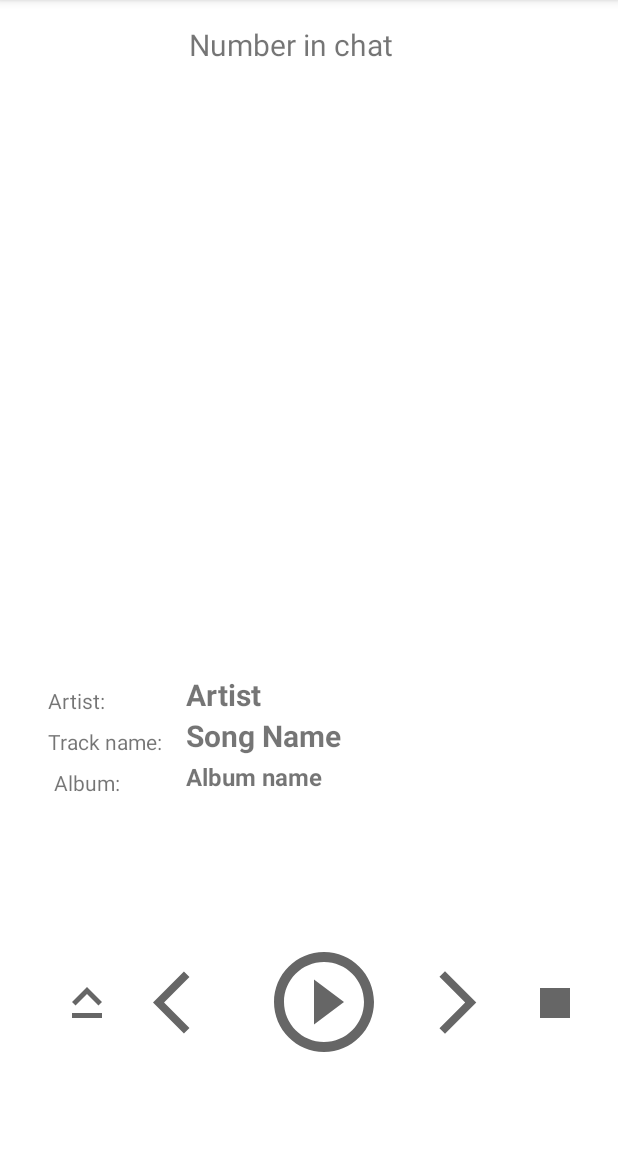
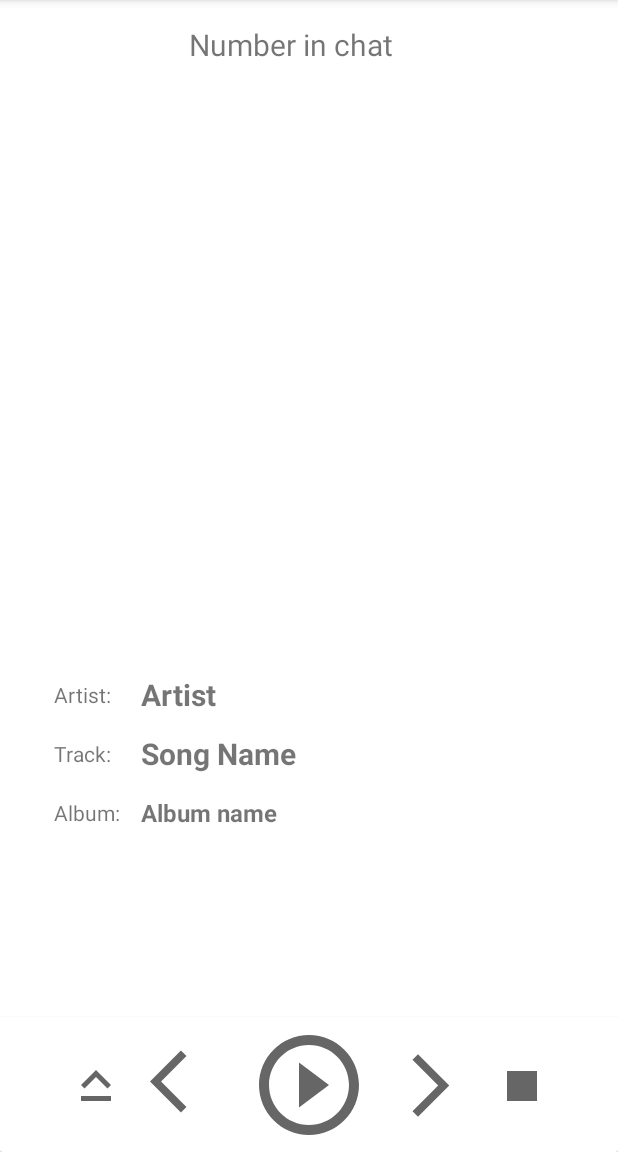
Before and after one commit to chaplianski/StreamPlayer, an Android app: the SongItemFragment screen opened through its navigation route, on a phone screen of 412 x 824 dp, the part 84-1236 px from its top. Run offline under Robolectric (Android 15) with nearby library versions, the phone set to English and light mode, and no system bars; our stand-ins replace Room's generated code; libraries missing offline, so code that uses them is left out: com.google.android.exoplayer2; pictures from the network do not load; 2 statements that could not run were skipped.

Commit message:
add Variant 7

```diff
--- a/app/src/main/java/com/example/streamplayer/UI/SongItemFragment.kt
+++ b/app/src/main/java/com/example/streamplayer/UI/SongItemFragment.kt
@@ -66,32 +66,6 @@ class SongItemFragment : Fragment() {
             }
 
         })
-//**************** Это я пробовал через наблюдение запотоком из репозитория   ***************
-      //  var track: Tracks? = null
-
- /*       viewLifecycleOwner.lifecycleScope.launch {
-            repeatOnLifecycle(Lifecycle.State.STARTED){
-                    repository?.getCurrent()?.collect{ track ->
-                            track?.let { it1 -> fetchItemView(it1) }
-                            Log.d("MyLog", "track in songItemFragment: $track")
-                    }
-
-
-            }
-        }
-*/
- /*       viewLifecycleOwner.lifecycleScope.launch {
-        repository?.getCurrent()
-            ?.flowWithLifecycle(lifecycle, Lifecycle.State.STARTED)
-            ?.collect(){ track ->
-                track?.let { it1 -> fetchItemView(it1)
-                }
-                Log.d("MyLog", "track in songItemFragment: $track")
-            }
-    }
-*/
-
-
 
         var statusButtom = "play"
         var callback = object : MediaControllerCompat.Callback() {
--- a/app/src/main/java/com/example/streamplayer/audioservice/MusicRepository.kt
+++ b/app/src/main/java/com/example/streamplayer/audioservice/MusicRepository.kt
@@ -120,6 +120,13 @@ class MusicRepository(val context: Context) {
     }
 
     val positionFlow: MutableStateFlow<Tracks?> = MutableStateFlow(null)
+
+    suspend fun updateTrack (){
+        CoroutineScope(Dispatchers.IO).launch {
+            getCurrent()
+        }
+    }
+
     suspend fun getCurrent() {
         val tracks = TrackDatabase.getDatabase(context).TrackDao().getTrackWithChatNumber(currentItemIndex)
         Log.d("MyLog", "tracks in Repository: $tracks")
--- a/app/src/main/java/com/example/streamplayer/audioservice/PlayerService.kt
+++ b/app/src/main/java/com/example/streamplayer/audioservice/PlayerService.kt
@@ -130,6 +130,11 @@ class PlayerService() : Service() {
             CacheDataSource.FLAG_BLOCK_ON_CACHE or CacheDataSource.FLAG_IGNORE_CACHE_ON_ERROR
         )
         extractorsFactory = DefaultExtractorsFactory()
+        CoroutineScope(Dispatchers.IO).launch {
+            musicRepository?.positionFlow?.collect {
+                updateTrack(it)
+            }
+        }
     }
     // **********************************************
 
@@ -147,8 +152,8 @@ class PlayerService() : Service() {
 
     private val mediaSessionCallback: MediaSessionCompat.Callback =
         object : MediaSessionCompat.Callback() {
-            private var currentUri: Uri? = null
-            var currentState = PlaybackStateCompat.STATE_STOPPED
+
+
 
 
 
@@ -159,15 +164,9 @@ class PlayerService() : Service() {
                 if (!exoPlayer!!.playWhenReady) {
                     startService(Intent(applicationContext, PlayerService::class.java))
                     if (musicRepository != null) {
-                        CoroutineScope(Dispatchers.IO).launch {
-                            val track = getTrack()
-                            if (track != null) {
-                                updateMetadataFromTrack(track)
-                                prepareToPlay(Uri.parse(track?.previewURL))
-                                Log.d("MyLog", "Track in servise: $track")
-                        }
 
-                        }
+
+
                     }
 
                 }
@@ -255,13 +254,7 @@ class PlayerService() : Service() {
             override fun onSkipToNext() {
                 if (musicRepository != null) {
                     CoroutineScope(Dispatchers.IO).launch {
-                        val track = getTrack()
-                        if (track != null) {
-                            updateMetadataFromTrack(track)
-                        }
-                        refreshNotificationAndForegroundStatus(currentState)
-                        prepareToPlay(Uri.parse(track?.previewURL))
-
+                        musicRepository.getNext()
 
                     }
 
@@ -283,12 +276,9 @@ class PlayerService() : Service() {
 
                 if (musicRepository != null) {
                     CoroutineScope(Dispatchers.IO).launch {
-                        val track = getTrack()
-                        if (track != null) {
-                            updateMetadataFromTrack(track)
-                        }
-                        refreshNotificationAndForegroundStatus(currentState)
-                        prepareToPlay(Uri.parse(track?.previewURL))
+                        musicRepository.getPrevious()
+
+
                     }
 
                 }
@@ -298,26 +288,12 @@ class PlayerService() : Service() {
                 //                   updateMetadataFromTrack(track)
                 //                   refreshNotificationAndForegroundStatus(currentState)
 
-                    //                       prepareToPlay(Uri.parse(track.previewURL))
+                //                       prepareToPlay(Uri.parse(track.previewURL))
 
             }
 
 
-            private fun prepareToPlay(uri: Uri) {
-                if (uri != currentUri) {
-                    currentUri = uri
-                    val mediaSource =
-                        dataSourceFactory?.let {
-                            ProgressiveMediaSource.Factory(it)
-                                .createMediaSource(currentUri!!)
-                        }
-                    if (mediaSource != null) {
-                        CoroutineScope(Dispatchers.Main).launch {
-                            exoPlayer!!.prepare(mediaSource)
-                        }
-                    }
-                }
-            }
+
         }
 
     private fun updateMetadataFromTrack(track: Tracks) {
@@ -509,6 +485,35 @@ class PlayerService() : Service() {
         return track
 
     }
+    var currentState = PlaybackStateCompat.STATE_STOPPED
+    fun updateTrack (track: Tracks?){
+        track?.let {
+            updateMetadataFromTrack(it)
+            refreshNotificationAndForegroundStatus(currentState)
+            prepareToPlay(Uri.parse(track?.previewURL))
+        }
+        if (track != null) {
+            updateMetadataFromTrack(track)
+        }
+
+    }
+    private var currentUri: Uri? = null
+    private fun prepareToPlay(uri: Uri) {
+
+        if (uri != currentUri) {
+            currentUri = uri
+            val mediaSource =
+                dataSourceFactory?.let {
+                    ProgressiveMediaSource.Factory(it)
+                        .createMediaSource(currentUri!!)
+                }
+            if (mediaSource != null) {
+                CoroutineScope(Dispatchers.Main).launch {
+                    exoPlayer!!.prepare(mediaSource)
+                }
+            }
+        }
+    }
 }
 
 
--- a/app/src/main/java/com/example/streamplayer/viewmodel/SongItemViewModel.kt
+++ b/app/src/main/java/com/example/streamplayer/viewmodel/SongItemViewModel.kt
@@ -21,6 +21,7 @@ class SongItemViewModel(application: Application): AndroidViewModel(application)
              init {
                           viewModelScope.launch {
                          repository?.positionFlow?.collectLatest { track ->
+                             if (track == null) repository.updateTrack()
                              trackLiveData.postValue(track)
                              Log.d("MyLog", "sViewModel track: $track")
                          }
--- a/app/src/main/res/layout-land/fragment_song_item.xml
+++ b/app/src/main/res/layout-land/fragment_song_item.xml
@@ -10,31 +10,35 @@
     <ImageView
         android:id="@+id/imageView"
         android:layout_width="350dp"
-        android:layout_height="382dp"
-        android:layout_marginTop="4dp"
+        android:layout_height="0dp"
+        android:layout_marginStart="8dp"
+        android:layout_marginTop="8dp"
+        android:layout_marginBottom="8dp"
+        app:layout_constraintBottom_toBottomOf="parent"
         app:layout_constraintEnd_toEndOf="parent"
-        app:layout_constraintHorizontal_bias="0.041"
+        app:layout_constraintHorizontal_bias="0.0"
         app:layout_constraintStart_toStartOf="parent"
         app:layout_constraintTop_toTopOf="parent"
+        app:layout_constraintVertical_bias="0.0"
         tools:src="@tools:sample/avatars" />
 
     <TextView
         android:id="@+id/tv_artist_name"
-        android:layout_width="wrap_content"
+        android:layout_width="260dp"
         android:layout_height="wrap_content"
         android:text="Artist"
         android:textSize="20sp"
         android:textStyle="bold"
         app:layout_constraintBottom_toBottomOf="@+id/textView3"
         app:layout_constraintEnd_toEndOf="parent"
-        app:layout_constraintHorizontal_bias="0.294"
+        app:layout_constraintHorizontal_bias="0.4"
         app:layout_constraintStart_toEndOf="@+id/textView3"
         app:layout_constraintTop_toBottomOf="@+id/tv_chat_number"
         app:layout_constraintVertical_bias="1.0" />
 
     <TextView
         android:id="@+id/tv_album_name"
-        android:layout_width="wrap_content"
+        android:layout_width="260dp"
         android:layout_height="wrap_content"
         android:layout_marginTop="32dp"
         android:text="Album name"
@@ -49,7 +53,7 @@
 
     <TextView
         android:id="@+id/tv_song_name"
-        android:layout_width="wrap_content"
+        android:layout_width="260dp"
         android:layout_height="wrap_content"
         android:layout_marginTop="16dp"
         android:text="Song Name"
@@ -62,25 +66,23 @@
         app:layout_constraintTop_toBottomOf="@+id/tv_artist_name"
         app:layout_constraintVertical_bias="1.0" />
 
-    <ImageView
-        android:id="@+id/bt_play_pause"
-        android:layout_width="80dp"
-        android:layout_height="80dp"
-        android:layout_marginBottom="28dp"
-        android:clickable="true"
-        android:src="@drawable/baseline_play_24"
+
+    <androidx.cardview.widget.CardView
+        android:id="@+id/cardView"
+        android:layout_width="350dp"
+        android:layout_height="90dp"
         app:layout_constraintBottom_toBottomOf="parent"
-        app:layout_constraintEnd_toEndOf="parent"
-        app:layout_constraintHorizontal_bias="0.786"
-        app:layout_constraintStart_toStartOf="parent"
-        app:layout_constraintTop_toBottomOf="@+id/tv_album_name"
-        app:layout_constraintVertical_bias="0.594" />
+        app:layout_constraintEnd_toEndOf="parent">
+
+        <androidx.constraintlayout.widget.ConstraintLayout
+            android:layout_width="350dp"
+            android:layout_height="90dp">
 
             <ImageView
                 android:id="@+id/bt_next"
                 android:layout_width="50dp"
                 android:layout_height="50dp"
-        android:layout_marginStart="24dp"
+                android:layout_marginStart="16dp"
                 android:clickable="true"
                 android:src="@drawable/baseline_arrow_forward_ios_24"
                 app:layout_constraintBottom_toBottomOf="@+id/bt_play_pause"
@@ -91,32 +93,49 @@
                 android:id="@+id/bt_back"
                 android:layout_width="50dp"
                 android:layout_height="50dp"
-        android:layout_marginEnd="24dp"
+                android:layout_marginEnd="16dp"
                 android:clickable="true"
                 android:src="@drawable/baseline_arrow_back_ios_24"
                 app:layout_constraintBottom_toBottomOf="@+id/bt_play_pause"
                 app:layout_constraintEnd_toStartOf="@+id/bt_play_pause"
-        app:layout_constraintTop_toTopOf="@+id/bt_play_pause" />
+                app:layout_constraintTop_toTopOf="parent" />
 
             <ImageView
                 android:id="@+id/bt_to_hight_level"
                 android:layout_width="40dp"
                 android:layout_height="40dp"
-        android:layout_marginEnd="24dp"
+                android:layout_marginEnd="16dp"
                 android:src="@drawable/baseline_keyboard_capslock_24"
                 app:layout_constraintBottom_toBottomOf="@+id/bt_back"
                 app:layout_constraintEnd_toStartOf="@+id/bt_back"
-        app:layout_constraintTop_toTopOf="@+id/bt_back" />
+                app:layout_constraintTop_toTopOf="@+id/bt_back"
+                app:layout_constraintVertical_bias="0.8" />
+
+            <ImageView
+                android:id="@+id/bt_play_pause"
+                android:layout_width="80dp"
+                android:layout_height="80dp"
+                android:clickable="true"
+                android:src="@drawable/baseline_play_24"
+                app:layout_constraintBottom_toBottomOf="parent"
+                app:layout_constraintEnd_toEndOf="parent"
+                app:layout_constraintHorizontal_bias="0.5"
+                app:layout_constraintStart_toStartOf="parent"
+                app:layout_constraintTop_toTopOf="parent" />
 
             <ImageView
                 android:id="@+id/bt_stop"
                 android:layout_width="40dp"
                 android:layout_height="40dp"
-        android:layout_marginStart="20dp"
+                android:layout_marginStart="16dp"
                 android:src="@drawable/baseline_stop_24"
                 app:layout_constraintBottom_toBottomOf="@+id/bt_next"
+                app:layout_constraintEnd_toEndOf="parent"
+                app:layout_constraintHorizontal_bias="0.0"
                 app:layout_constraintStart_toEndOf="@+id/bt_next"
                 app:layout_constraintTop_toTopOf="@+id/bt_next" />
+        </androidx.constraintlayout.widget.ConstraintLayout>
+    </androidx.cardview.widget.CardView>
 
     <TextView
         android:id="@+id/tv_chat_number"
@@ -126,7 +145,7 @@
         android:text="Number in chat"
         android:textSize="20sp"
         app:layout_constraintEnd_toEndOf="parent"
-        app:layout_constraintHorizontal_bias="0.823"
+        app:layout_constraintHorizontal_bias="0.831"
         app:layout_constraintStart_toStartOf="parent"
         app:layout_constraintTop_toTopOf="parent" />
 
@@ -134,7 +153,7 @@
         android:id="@+id/textView3"
         android:layout_width="wrap_content"
         android:layout_height="wrap_content"
-        android:layout_marginStart="404dp"
+        android:layout_marginStart="388dp"
         android:layout_marginTop="32dp"
         android:text="Artist:"
         app:layout_constraintStart_toStartOf="parent"
@@ -144,8 +163,8 @@
         android:id="@+id/textView4"
         android:layout_width="wrap_content"
         android:layout_height="wrap_content"
-        android:layout_marginTop="40dp"
-        android:text="Track name:"
+        android:layout_marginTop="32dp"
+        android:text="Track:"
         app:layout_constraintStart_toStartOf="@+id/textView3"
         app:layout_constraintTop_toBottomOf="@+id/textView3" />
 
@@ -158,25 +177,6 @@
         app:layout_constraintStart_toStartOf="@+id/textView4"
         app:layout_constraintTop_toBottomOf="@+id/textView4" />
 
-    <androidx.constraintlayout.widget.Guideline
-        android:id="@+id/guideline2"
-        android:layout_width="wrap_content"
-        android:layout_height="wrap_content"
-        android:orientation="horizontal"
-        app:layout_constraintGuide_begin="20dp" />
 
-    <androidx.constraintlayout.widget.Barrier
-        android:id="@+id/barrier2"
-        android:layout_width="wrap_content"
-        android:layout_height="wrap_content"
-        app:barrierDirection="top"
-        tools:layout_editor_absoluteY="583dp" />
-
-    <androidx.constraintlayout.widget.Barrier
-        android:id="@+id/barrier3"
-        android:layout_width="wrap_content"
-        android:layout_height="wrap_content"
-        app:barrierDirection="top"
-        tools:layout_editor_absoluteY="583dp" />
 
 </androidx.constraintlayout.widget.ConstraintLayout>
--- a/app/src/main/res/layout/fragment_song_item.xml
+++ b/app/src/main/res/layout/fragment_song_item.xml
@@ -20,95 +20,46 @@
 
     <TextView
         android:id="@+id/tv_artist_name"
-        android:layout_width="wrap_content"
+        android:layout_width="260dp"
         android:layout_height="wrap_content"
+        android:layout_marginTop="-4dp"
+        android:layout_marginBottom="16dp"
         android:text="Artist"
         android:textSize="20sp"
         android:textStyle="bold"
-        app:layout_constraintBottom_toBottomOf="@+id/textView3"
+        app:layout_constraintBottom_toTopOf="@+id/tv_song_name"
         app:layout_constraintEnd_toEndOf="parent"
         app:layout_constraintHorizontal_bias="0.0"
-        app:layout_constraintStart_toStartOf="@+id/tv_song_name" />
+        app:layout_constraintStart_toStartOf="@+id/tv_song_name"
+        app:layout_constraintTop_toTopOf="@+id/textView3"
+        app:layout_constraintVertical_bias="0.0" />
 
     <TextView
         android:id="@+id/tv_album_name"
-        android:layout_width="wrap_content"
+        android:layout_width="260dp"
         android:layout_height="wrap_content"
+        android:layout_marginTop="-1dp"
+        android:layout_marginEnd="8dp"
         android:text="Album name"
         android:textSize="16sp"
         android:textStyle="bold"
-        app:layout_constraintBottom_toBottomOf="@+id/textView5"
         app:layout_constraintEnd_toEndOf="parent"
         app:layout_constraintHorizontal_bias="0.0"
         app:layout_constraintStart_toStartOf="@+id/tv_song_name"
-        app:layout_constraintTop_toBottomOf="@+id/tv_song_name" />
+        app:layout_constraintTop_toTopOf="@+id/textView5" />
 
     <TextView
         android:id="@+id/tv_song_name"
-        android:layout_width="wrap_content"
+        android:layout_width="260dp"
         android:layout_height="wrap_content"
+        android:layout_marginTop="-4dp"
         android:text="Song Name"
         android:textSize="20sp"
         android:textStyle="bold"
-        app:layout_constraintBottom_toBottomOf="@+id/textView4"
         app:layout_constraintEnd_toEndOf="parent"
-        app:layout_constraintHorizontal_bias="0.081"
+        app:layout_constraintHorizontal_bias="0.259"
         app:layout_constraintStart_toEndOf="@+id/textView4"
-        app:layout_constraintTop_toBottomOf="@+id/tv_artist_name" />
-
-    <ImageView
-        android:id="@+id/bt_play_pause"
-        android:layout_width="80dp"
-        android:layout_height="80dp"
-        android:layout_marginBottom="60dp"
-        android:clickable="true"
-        android:src="@drawable/baseline_play_24"
-        app:layout_constraintBottom_toBottomOf="parent"
-        app:layout_constraintEnd_toEndOf="parent"
-        app:layout_constraintHorizontal_bias="0.531"
-        app:layout_constraintStart_toStartOf="parent" />
-
-    <ImageView
-        android:id="@+id/bt_next"
-        android:layout_width="50dp"
-        android:layout_height="50dp"
-        android:layout_marginStart="24dp"
-        android:clickable="true"
-        android:src="@drawable/baseline_arrow_forward_ios_24"
-        app:layout_constraintBottom_toBottomOf="@+id/bt_play_pause"
-        app:layout_constraintStart_toEndOf="@+id/bt_play_pause"
-        app:layout_constraintTop_toTopOf="@+id/bt_play_pause" />
-
-    <ImageView
-        android:id="@+id/bt_back"
-        android:layout_width="50dp"
-        android:layout_height="50dp"
-        android:layout_marginEnd="24dp"
-        android:clickable="true"
-        android:src="@drawable/baseline_arrow_back_ios_24"
-        app:layout_constraintBottom_toBottomOf="@+id/bt_play_pause"
-        app:layout_constraintEnd_toStartOf="@+id/bt_play_pause"
-        app:layout_constraintTop_toTopOf="@+id/bt_play_pause" />
-
-    <ImageView
-        android:id="@+id/bt_stop"
-        android:layout_width="40dp"
-        android:layout_height="40dp"
-        android:layout_marginStart="20dp"
-        android:src="@drawable/baseline_stop_24"
-        app:layout_constraintBottom_toBottomOf="@+id/bt_next"
-        app:layout_constraintStart_toEndOf="@+id/bt_next"
-        app:layout_constraintTop_toTopOf="@+id/bt_next" />
-
-    <ImageView
-        android:id="@+id/bt_to_hight_level"
-        android:layout_width="40dp"
-        android:layout_height="40dp"
-        android:layout_marginEnd="24dp"
-        android:src="@drawable/baseline_keyboard_capslock_24"
-        app:layout_constraintBottom_toBottomOf="@+id/bt_back"
-        app:layout_constraintEnd_toStartOf="@+id/bt_back"
-        app:layout_constraintTop_toTopOf="@+id/bt_back" />
+        app:layout_constraintTop_toTopOf="@+id/textView4" />
 
     <TextView
         android:id="@+id/tv_chat_number"
@@ -126,8 +77,8 @@
         android:id="@+id/textView3"
         android:layout_width="wrap_content"
         android:layout_height="wrap_content"
-        android:layout_marginStart="32dp"
-        android:layout_marginTop="20dp"
+        android:layout_marginStart="36dp"
+        android:layout_marginTop="16dp"
         android:text="Artist:"
         app:layout_constraintStart_toStartOf="parent"
         app:layout_constraintTop_toBottomOf="@+id/imageView" />
@@ -136,40 +87,88 @@
         android:id="@+id/textView4"
         android:layout_width="wrap_content"
         android:layout_height="wrap_content"
-        android:layout_marginTop="8dp"
-        android:text="Track name:"
+        android:layout_marginTop="16dp"
+        android:text="Track:"
         app:layout_constraintStart_toStartOf="@+id/textView3"
-        app:layout_constraintTop_toBottomOf="@+id/textView3" />
+        app:layout_constraintTop_toBottomOf="@+id/tv_artist_name" />
 
     <TextView
         android:id="@+id/textView5"
         android:layout_width="wrap_content"
         android:layout_height="wrap_content"
-        android:layout_marginStart="4dp"
-        android:layout_marginTop="8dp"
+        android:layout_marginTop="16dp"
         android:text="Album:"
         app:layout_constraintStart_toStartOf="@+id/textView4"
-        app:layout_constraintTop_toBottomOf="@+id/textView4" />
+        app:layout_constraintTop_toBottomOf="@+id/tv_song_name" />
 
-    <androidx.constraintlayout.widget.Guideline
-        android:id="@+id/guideline2"
-        android:layout_width="wrap_content"
-        android:layout_height="wrap_content"
-        android:orientation="horizontal"
-        app:layout_constraintGuide_begin="20dp" />
+    <androidx.cardview.widget.CardView
+        android:layout_width="match_parent"
+        android:layout_height="90dp"
+        app:layout_constraintBottom_toBottomOf="parent"
+        tools:layout_editor_absoluteX="16dp">
 
-    <androidx.constraintlayout.widget.Barrier
-        android:id="@+id/barrier2"
-        android:layout_width="wrap_content"
-        android:layout_height="wrap_content"
-        app:barrierDirection="top"
-        tools:layout_editor_absoluteY="583dp" />
+        <androidx.constraintlayout.widget.ConstraintLayout
+            android:layout_width="match_parent"
+            android:layout_height="match_parent">
 
-    <androidx.constraintlayout.widget.Barrier
-        android:id="@+id/barrier3"
-        android:layout_width="wrap_content"
-        android:layout_height="wrap_content"
-        app:barrierDirection="top"
-        tools:layout_editor_absoluteY="583dp" />
+            <ImageView
+                android:id="@+id/bt_next"
+                android:layout_width="50dp"
+                android:layout_height="50dp"
+                android:layout_marginStart="16dp"
+                android:clickable="true"
+                android:src="@drawable/baseline_arrow_forward_ios_24"
+                app:layout_constraintBottom_toBottomOf="@+id/bt_play_pause"
+                app:layout_constraintStart_toEndOf="@+id/bt_play_pause"
+                app:layout_constraintTop_toTopOf="@+id/bt_play_pause" />
+
+            <ImageView
+                android:id="@+id/bt_back"
+                android:layout_width="50dp"
+                android:layout_height="50dp"
+                android:layout_marginEnd="16dp"
+                android:clickable="true"
+                android:src="@drawable/baseline_arrow_back_ios_24"
+                app:layout_constraintBottom_toBottomOf="@+id/bt_play_pause"
+                app:layout_constraintEnd_toStartOf="@+id/bt_play_pause"
+                app:layout_constraintTop_toTopOf="parent" />
+
+            <ImageView
+                android:id="@+id/bt_to_hight_level"
+                android:layout_width="40dp"
+                android:layout_height="40dp"
+                android:layout_marginEnd="16dp"
+                android:src="@drawable/baseline_keyboard_capslock_24"
+                app:layout_constraintBottom_toBottomOf="@+id/bt_back"
+                app:layout_constraintEnd_toStartOf="@+id/bt_back"
+                app:layout_constraintTop_toTopOf="@+id/bt_back"
+                app:layout_constraintVertical_bias="0.8" />
+
+            <ImageView
+                android:id="@+id/bt_play_pause"
+                android:layout_width="80dp"
+                android:layout_height="80dp"
+                android:clickable="true"
+                android:src="@drawable/baseline_play_24"
+                app:layout_constraintBottom_toBottomOf="parent"
+                app:layout_constraintEnd_toEndOf="parent"
+                app:layout_constraintHorizontal_bias="0.5"
+                app:layout_constraintStart_toStartOf="parent"
+                app:layout_constraintTop_toTopOf="parent" />
+
+            <ImageView
+                android:id="@+id/bt_stop"
+                android:layout_width="40dp"
+                android:layout_height="40dp"
+                android:layout_marginStart="16dp"
+                android:src="@drawable/baseline_stop_24"
+                app:layout_constraintBottom_toBottomOf="@+id/bt_next"
+                app:layout_constraintEnd_toEndOf="parent"
+                app:layout_constraintHorizontal_bias="0.0"
+                app:layout_constraintStart_toEndOf="@+id/bt_next"
+                app:layout_constraintTop_toTopOf="@+id/bt_next" />
+        </androidx.constraintlayout.widget.ConstraintLayout>
+
+    </androidx.cardview.widget.CardView>
 
 </androidx.constraintlayout.widget.ConstraintLayout>
```
Lines whose indentation alone changed are shown as unchanged.
